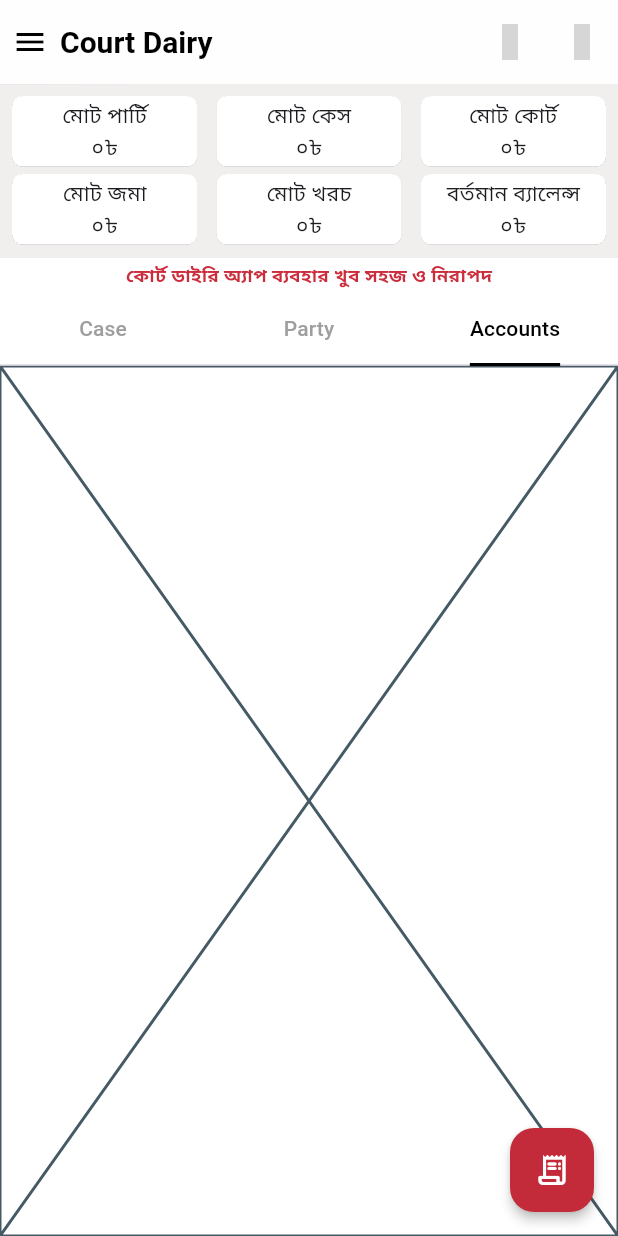
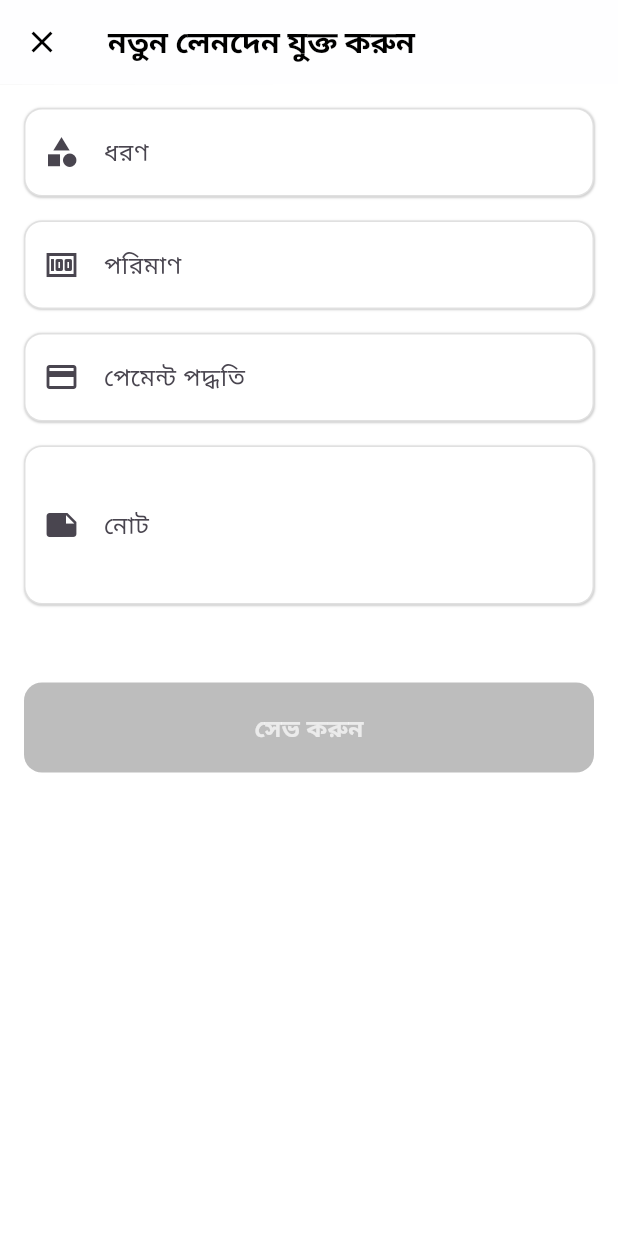
Before and after one commit to mahbubhswe/court-dairy, a Flutter app: the screen it shows once a user with an empty profile is signed in, tab 3 chosen, after a tap on the "receipt long" icon, on a phone screen of 412 x 824 dp. Run offline on Flutter 3.47's test engine with Material 3 defaults, Android fonts, the light colour scheme and no system bars; drawn by our look-alikes of animated_text_kit, simple_shadow; our stand-ins replace animated_splash_screen, auth_buttons, cached_network_image, cloud_firestore, cloud_functions, dio and 15 more; missing offline and left inert: android_intent_plus, flutter_bkash, in_app_update; accounts and stored records are empty; grey boxes are pictures that could not be loaded.

Commit message:
feat: add transaction module

```diff
--- a/lib/modules/accounts/screens/accounts_screen.dart
+++ b/lib/modules/accounts/screens/accounts_screen.dart
@@ -1,10 +1,12 @@
 import 'package:flutter/material.dart';
+
+import '../../transaction/screens/transaction_screen.dart';
 
 class AccountsScreen extends StatelessWidget {
   const AccountsScreen({super.key});
 
   @override
   Widget build(BuildContext context) {
-    return const Placeholder();
+    return const TransactionScreen();
   }
 }
--- a/lib/modules/layout/screens/layout_screen.dart
+++ b/lib/modules/layout/screens/layout_screen.dart
@@ -9,6 +9,7 @@ import '../../../screens/customer_service_screen.dart';
 import '../../../constants/app_texts.dart';
 import '../../party/screens/add_party_screen.dart';
 import '../../party/screens/party_screen.dart';
+import '../../transaction/screens/add_transaction_screen.dart';
 import '../widgets/app_drawer.dart';
 import '../controllers/layout_controller.dart';
 import '../widgets/dashboard.dart';
@@ -20,6 +21,9 @@ class LayoutScreen extends StatelessWidget {
 
   @override
   Widget build(BuildContext context) {
+    return DefaultTabController(
+      length: 3,
+      child: Builder(builder: (context) {
         return Scaffold(
           appBar: AppBar(
             leadingWidth: 40,
@@ -54,7 +58,14 @@ class LayoutScreen extends StatelessWidget {
                 duration: const Duration(milliseconds: 200),
                 curve: Curves.easeInOut,
                 child: FloatingActionButton(
-              onPressed: () => (() => AddPartyScreen()),
+                  onPressed: () {
+                    final index = DefaultTabController.of(context).index;
+                    if (index == 0) {
+                      Get.to(() => const AddPartyScreen(), fullscreenDialog: true);
+                    } else if (index == 2) {
+                      Get.to(() => const AddTransactionScreen(), fullscreenDialog: true);
+                    }
+                  },
                   child: const Icon(Icons.receipt_long_rounded),
                 ),
               ),
@@ -72,8 +83,6 @@ class LayoutScreen extends StatelessWidget {
                 );
               }),
               Expanded(
-            child: DefaultTabController(
-              length: 3,
                 child: Column(
                   children: [
                     const TabBar(
@@ -83,17 +92,22 @@ class LayoutScreen extends StatelessWidget {
                         Tab(text: AppTexts.tabAccounts),
                       ],
                     ),
-                  Expanded(
+                    const Expanded(
                       child: TabBarView(
-                      children: [CaseScreen(), PartyScreen(), AccountsScreen()],
+                        children: [
+                          PartyScreen(),
+                          CaseScreen(),
+                          AccountsScreen(),
+                        ],
                       ),
                     ),
                   ],
                 ),
               ),
-          ),
             ],
           ),
         );
+      }),
+    );
   }
 }
--- /dev/null
+++ b/lib/modules/transaction/controllers/add_transaction_controller.dart
@@ -0,0 +1,77 @@
+import 'package:flutter/material.dart';
+import 'package:get/get.dart';
+
+import '../../../models/transaction.dart';
+import '../../../services/app_firebase.dart';
+import '../services/transaction_service.dart';
+
+class AddTransactionController extends GetxController {
+  final type = TextEditingController();
+  final amount = TextEditingController();
+  final paymentMethod = TextEditingController();
+  final note = TextEditingController();
+
+  final RxBool isLoading = false.obs;
+  final RxBool enableBtn = false.obs;
+
+  @override
+  void onInit() {
+    super.onInit();
+    type.addListener(_validate);
+    amount.addListener(_validate);
+    paymentMethod.addListener(_validate);
+  }
+
+  void _validate() {
+    enableBtn.value = type.text.trim().isNotEmpty &&
+        amount.text.trim().isNotEmpty &&
+        paymentMethod.text.trim().isNotEmpty;
+  }
+
+  Future<void> addTransaction() async {
+    if (!enableBtn.value || isLoading.value) return;
+    try {
+      isLoading.value = true;
+      final user = AppFirebase().currentUser;
+      if (user == null) {
+        throw Exception('No authenticated user');
+      }
+
+      final transaction = Transaction(
+        type: type.text.trim(),
+        amount: double.tryParse(amount.text.trim()) ?? 0,
+        note: note.text.trim().isEmpty ? null : note.text.trim(),
+        paymentMethod: paymentMethod.text.trim(),
+        createdAt: DateTime.now(),
+      );
+
+      await TransactionService.addTransaction(transaction, user.uid);
+
+      Get.back();
+      Get.snackbar(
+        'সফল হয়েছে',
+        'লেনদেন যুক্ত করা হয়েছে',
+        backgroundColor: Colors.white,
+        colorText: Colors.green,
+      );
+    } catch (e) {
+      Get.snackbar(
+        'ত্রুটি',
+        'লেনদেন যুক্ত করতে ব্যর্থ হয়েছে',
+        backgroundColor: Colors.white,
+        colorText: Colors.red,
+      );
+    } finally {
+      isLoading.value = false;
+    }
+  }
+
+  @override
+  void onClose() {
+    type.dispose();
+    amount.dispose();
+    paymentMethod.dispose();
+    note.dispose();
+    super.onClose();
+  }
+}
--- /dev/null
+++ b/lib/modules/transaction/controllers/transaction_controller.dart
@@ -0,0 +1,29 @@
+import 'package:get/get.dart';
+
+import '../../../models/transaction.dart';
+import '../../../services/app_firebase.dart';
+import '../services/transaction_service.dart';
+
+class TransactionController extends GetxController {
+  final RxList<Transaction> transactions = <Transaction>[].obs;
+  final RxBool isLoading = true.obs;
+
+  @override
+  void onInit() {
+    super.onInit();
+    _loadTransactions();
+  }
+
+  void _loadTransactions() {
+    final user = AppFirebase().currentUser;
+    if (user == null) {
+      isLoading.value = false;
+      return;
+    }
+
+    TransactionService.getTransactions(user.uid).listen((data) {
+      transactions.value = data;
+      isLoading.value = false;
+    });
+  }
+}
--- /dev/null
+++ b/lib/modules/transaction/screens/add_transaction_screen.dart
@@ -0,0 +1,69 @@
+import 'package:flutter/material.dart';
+import 'package:get/get.dart';
+
+import '../../../widgets/app_button.dart';
+import '../../../widgets/app_text_from_field.dart';
+import '../controllers/add_transaction_controller.dart';
+
+class AddTransactionScreen extends StatelessWidget {
+  const AddTransactionScreen({super.key});
+
+  @override
+  Widget build(BuildContext context) {
+    final controller = Get.put(AddTransactionController());
+    return Scaffold(
+      appBar: AppBar(
+        title: const Text('নতুন লেনদেন যুক্ত করুন'),
+      ),
+      body: Obx(() {
+        return Stack(
+          children: [
+            SingleChildScrollView(
+              padding: const EdgeInsets.all(16),
+              child: Column(
+                spacing: 16,
+                children: [
+                  AppTextFromField(
+                    controller: controller.type,
+                    label: 'ধরণ',
+                    hintText: 'লেনদেনের ধরণ লিখুন',
+                    prefixIcon: Icons.category,
+                  ),
+                  AppTextFromField(
+                    controller: controller.amount,
+                    label: 'পরিমাণ',
+                    hintText: 'পরিমাণ লিখুন',
+                    prefixIcon: Icons.money,
+                    keyboardType: TextInputType.number,
+                  ),
+                  AppTextFromField(
+                    controller: controller.paymentMethod,
+                    label: 'পেমেন্ট পদ্ধতি',
+                    hintText: 'পেমেন্ট পদ্ধতি লিখুন',
+                    prefixIcon: Icons.payment,
+                  ),
+                  AppTextFromField(
+                    controller: controller.note,
+                    label: 'নোট',
+                    hintText: 'নোট লিখুন',
+                    prefixIcon: Icons.note,
+                    isMaxLines: 3,
+                  ),
+                  const SizedBox(height: 20),
+                  AppButton(
+                    label: 'সেভ করুন',
+                    onPressed: controller.enableBtn.value
+                        ? controller.addTransaction
+                        : null,
+                  ),
+                ],
+              ),
+            ),
+            if (controller.isLoading.value)
+              const Center(child: CircularProgressIndicator()),
+          ],
+        );
+      }),
+    );
+  }
+}
--- /dev/null
+++ b/lib/modules/transaction/screens/transaction_screen.dart
@@ -0,0 +1,31 @@
+import 'package:flutter/material.dart';
+import 'package:get/get.dart';
+
+import '../controllers/transaction_controller.dart';
+
+class TransactionScreen extends StatelessWidget {
+  const TransactionScreen({super.key});
+
+  @override
+  Widget build(BuildContext context) {
+    final controller = Get.put(TransactionController());
+    return Obx(() {
+      if (controller.isLoading.value) {
+        return const Center(child: CircularProgressIndicator());
+      }
+      if (controller.transactions.isEmpty) {
+        return const Center(child: Text('কোন লেনদেন পাওয়া যায়নি'));
+      }
+      return ListView.builder(
+        itemCount: controller.transactions.length,
+        itemBuilder: (context, index) {
+          final transaction = controller.transactions[index];
+          return ListTile(
+            title: Text('${transaction.type} - ${transaction.amount}'),
+            subtitle: Text(transaction.paymentMethod),
+          );
+        },
+      );
+    });
+  }
+}
--- /dev/null
+++ b/lib/modules/transaction/services/transaction_service.dart
@@ -0,0 +1,27 @@
+import '../../../constants/app_collections.dart';
+import '../../../models/transaction.dart';
+import '../../../services/app_firebase.dart';
+
+class TransactionService {
+  static final _firestore = AppFirebase().firestore;
+
+  static Future<void> addTransaction(Transaction transaction, String userId) async {
+    await _firestore
+        .collection(AppCollections.lawyers)
+        .doc(userId)
+        .collection(AppCollections.transactions)
+        .add(transaction.toMap());
+  }
+
+  static Stream<List<Transaction>> getTransactions(String userId) {
+    return _firestore
+        .collection(AppCollections.lawyers)
+        .doc(userId)
+        .collection(AppCollections.transactions)
+        .orderBy('createdAt', descending: true)
+        .snapshots()
+        .map((snapshot) => snapshot.docs
+            .map((doc) => Transaction.fromMap(doc.data(), docId: doc.id))
+            .toList());
+  }
+}
```
Lines whose indentation alone changed are shown as unchanged.
